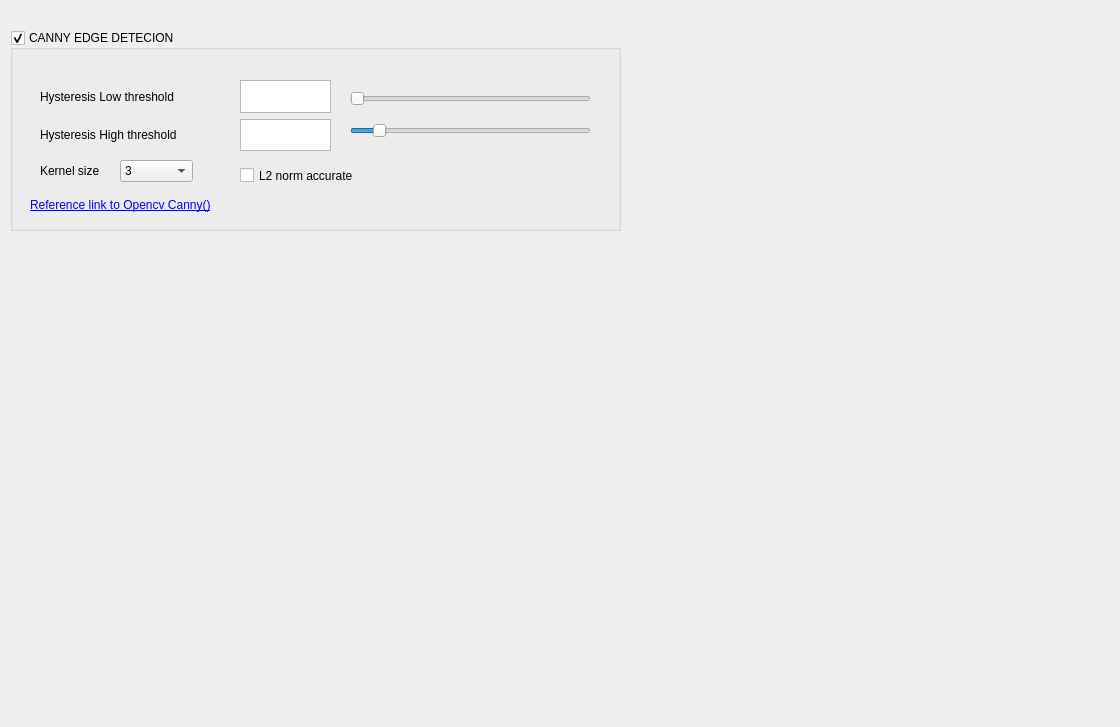
The window that EdgdeDetection/Qt_EdgeDetection.ui (lexma1412/PyOpencv_Gui) describes before a commit, drawn with Qt 5.
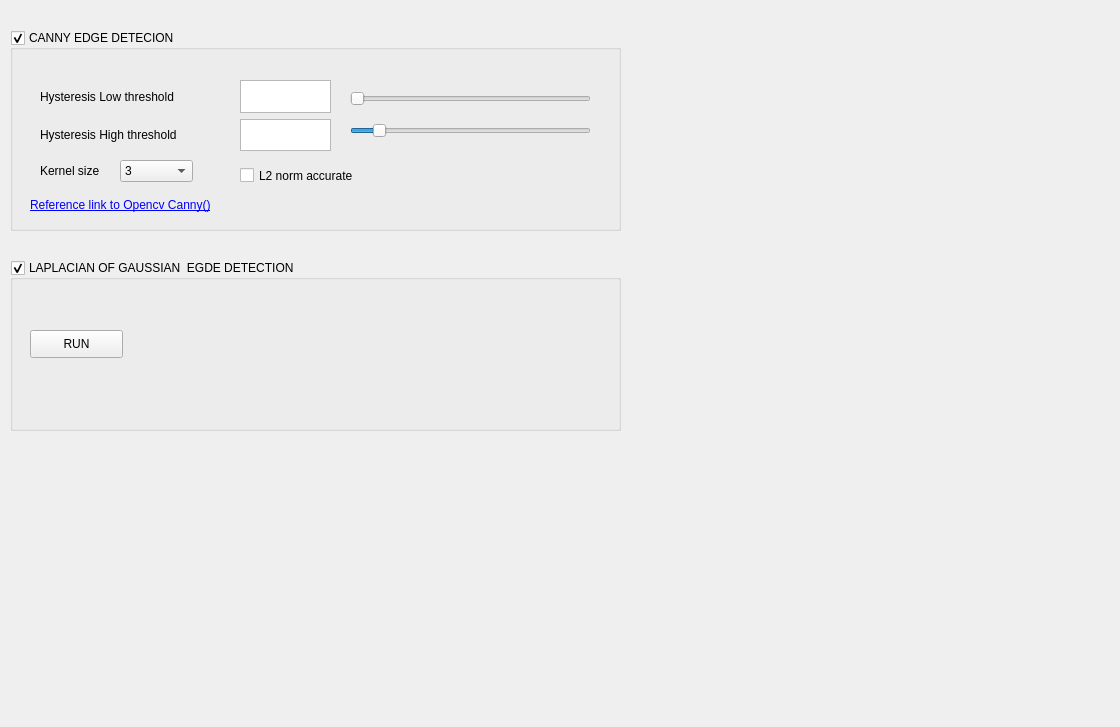
The same window after the commit.

```diff
--- a/EdgdeDetection/Qt_EdgeDetection.ui
+++ b/EdgdeDetection/Qt_EdgeDetection.ui
@@ -192,6 +192,35 @@
     </property>
    </widget>
   </widget>
+  <widget class="QGroupBox" name="groupBox_2">
+   <property name="geometry">
+    <rect>
+     <x>10</x>
+     <y>260</y>
+     <width>611</width>
+     <height>171</height>
+    </rect>
+   </property>
+   <property name="title">
+    <string>LAPLACIAN OF GAUSSIAN  EGDE DETECTION</string>
+   </property>
+   <property name="checkable">
+    <bool>true</bool>
+   </property>
+   <widget class="QPushButton" name="pushButton">
+    <property name="geometry">
+     <rect>
+      <x>20</x>
+      <y>70</y>
+      <width>93</width>
+      <height>28</height>
+     </rect>
+    </property>
+    <property name="text">
+     <string>RUN</string>
+    </property>
+   </widget>
+  </widget>
  </widget>
  <resources/>
  <connections/>
```
